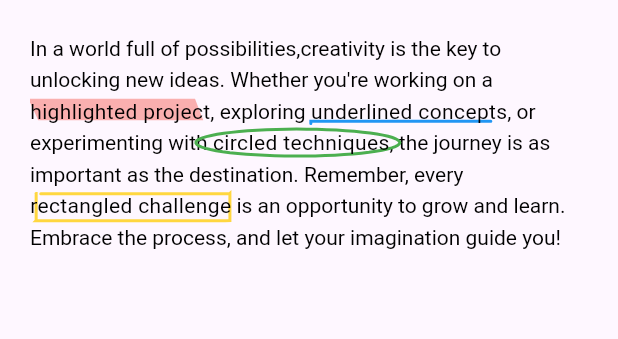
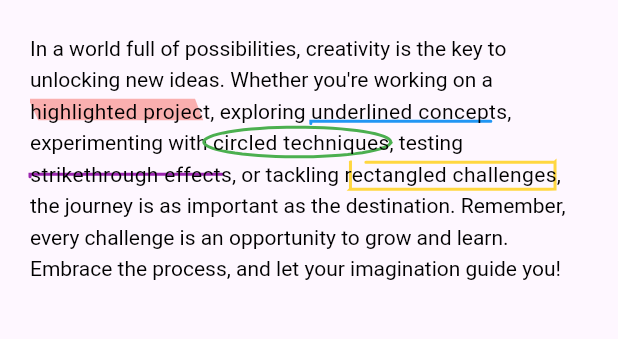
Before and after one commit to Wahab-Khan/flutter_sketchy_text, a Flutter app: the screen it shows after launch, on a phone screen of 412 x 824 dp, the part 84-423 px from its top. Run offline on Flutter 3.47's test engine with Material 3 defaults, Android fonts, the phone set to English and light mode, and no system bars.

Commit message:
update circule_text with docs and strech values

````diff
--- a/example/lib/data.dart
+++ b/example/lib/data.dart
@@ -1,33 +1,59 @@
 import 'package:flutter/material.dart';
 import 'package:flutter_sketchy_text/model/sketchy.dart';
+import 'package:url_launcher/url_launcher.dart';
 
 SketchyModel paragraphModel = SketchyModel(
   paragraph:
-      """In a world full of possibilities,creativity is the key to unlocking new ideas. Whether you're working on a highlighted project, exploring underlined concepts, or experimenting with circled techniques, the journey is as important as the destination. Remember, every rectangled challenge is an opportunity to grow and learn. Embrace the process, and let your imagination guide you!""",
+      """In a world full of possibilities, creativity is the key to unlocking new ideas. Whether you're working on a highlighted project, exploring underlined concepts, experimenting with circled techniques, testing strikethrough effects, or tackling rectangled challenges, the journey is as important as the destination. Remember, every challenge is an opportunity to grow and learn. Embrace the process, and let your imagination guide you!""",
   highlightSentances: [
     SketchySentance(
       text: "highlighted project",
       sketchyColor: Colors.red.withValues(alpha: 0.4),
       sketchyType: SketchyType.highlight,
       startDelay: Duration.zero,
+      onTap: () => _launchInBrowser(
+          Uri.parse('https://pub.dev/packages/flutter_sketchy_text')),
     ),
     SketchySentance(
       text: 'underlined concepts',
       sketchyColor: Colors.blue,
       sketchyType: SketchyType.underline,
       startDelay: const Duration(seconds: 2),
+      onTap: () => debugPrint('Underlined text clicked!'),
     ),
     SketchySentance(
       text: 'circled techniques',
       sketchyColor: Colors.green,
       sketchyType: SketchyType.circle,
       startDelay: const Duration(seconds: 4),
+      duration: const Duration(seconds: 4),
+      onTap: () => debugPrint('Circled text clicked!'),
     ),
     SketchySentance(
-      text: 'rectangled challenge',
+      text: 'strikethrough effects',
+      sketchyColor: Colors.purple,
+      sketchyType: SketchyType.strikethrough,
+      startDelay: const Duration(seconds: 5),
+      duration: Duration(milliseconds: 500),
+      onTap: () => debugPrint('Strikethrough text clicked!'),
+    ),
+    SketchySentance(
+      text: 'rectangled challenges',
       sketchyColor: Colors.amberAccent,
       sketchyType: SketchyType.rectangle,
       startDelay: const Duration(seconds: 6),
-    )
+      duration: const Duration(seconds: 2),
+      onTap: () => debugPrint('Rectangled text clicked!'),
+    ),
   ],
 );
+
+/// Function to launch a URL in the browser.
+Future<void> _launchInBrowser(Uri url) async {
+  if (!await launchUrl(
+    url,
+    mode: LaunchMode.externalApplication,
+  )) {
+    throw Exception('Could not launch $url');
+  }
+}
--- a/lib/sketch/circule/circule_text.dart
+++ b/lib/sketch/circule/circule_text.dart
@@ -2,19 +2,49 @@ import 'dart:math';
 import 'package:flutter/material.dart';
 import 'package:flutter_sketchy_text/sketch/circule/circule_painter.dart';
 
+/// A widget that **animates a sketchy circle effect** around a word or phrase.
+///
+/// This widget progressively draws a **hand-drawn, organic circle** around the given text.
+/// It completes **three full rounds** before finishing the animation.
+///
+/// ### **Features:**
+/// - **Customizable Animation:** Control speed, delay, and color.
+/// - **Realistic Sketchy Look:** Uses random offsets for human-like imperfections.
+/// - **Integrates with Other Effects:** Works alongside highlight, underline, strikethrough, etc.
+///
+/// ### **Example Usage:**
+/// ```dart
+/// AnimatedCircleText(
+///   text: "Flutter",
+///   circleColor: Colors.red,
+///   textStyle: TextStyle(fontSize: 24, color: Colors.black),
+///   duration: Duration(seconds: 2),
+///   startDelay: Duration(seconds: 1),
+/// )
+/// ```
 class AnimatedCircleText extends StatefulWidget {
+  /// The text that will be circled.
   final String text;
+
+  /// The color of the animated circle.
   final Color circleColor;
+
+  /// The style of the text inside the circle.
   final TextStyle textStyle;
+
+  /// The total duration of the animation.
   final Duration duration;
+
+  /// The delay before the animation starts.
   final Duration startDelay;
 
+  /// Creates an animated sketchy circle effect around text.
   const AnimatedCircleText({
     super.key,
     required this.text,
     required this.circleColor,
     required this.textStyle,
-    this.duration = const Duration(seconds: 2),
+    this.duration = const Duration(seconds: 4),
     this.startDelay = Duration.zero,
   });
 
@@ -37,17 +67,16 @@ class _AnimatedCircleTextState extends State<AnimatedCircleText>
       duration: widget.duration,
     );
 
-    _animation = Tween<double>(begin: 0, end: 3) // 3 full rounds
-        .animate(CurvedAnimation(parent: _controller, curve: Curves.easeOut));
-
-    // Generate precomputed offsets to create a natural hand-drawn effect
-    _precomputedOffsets = List.generate(
-      1000,
-      (index) => Random()
-          .nextDouble(), // Adds slight randomness  (index) => Random().nextDouble() * 6 - 3,
+    // The animation progresses through 3 full circles
+    _animation = Tween<double>(begin: 0, end: 3).animate(
+      CurvedAnimation(parent: _controller, curve: Curves.easeOut),
     );
 
-    // Start animation with delay if needed
+    // Generate random offsets to simulate hand-drawn movement
+    _precomputedOffsets =
+        List.generate(1000, (index) => Random().nextDouble() * 3 - 1);
+
+    // Start animation after delay if needed
     if (widget.startDelay > Duration.zero) {
       Future.delayed(widget.startDelay, () {
         if (mounted) _controller.forward();
````
Also changed, not shown: lib/sketch/circule/circule_painter.dart (+39 -4 lines).
